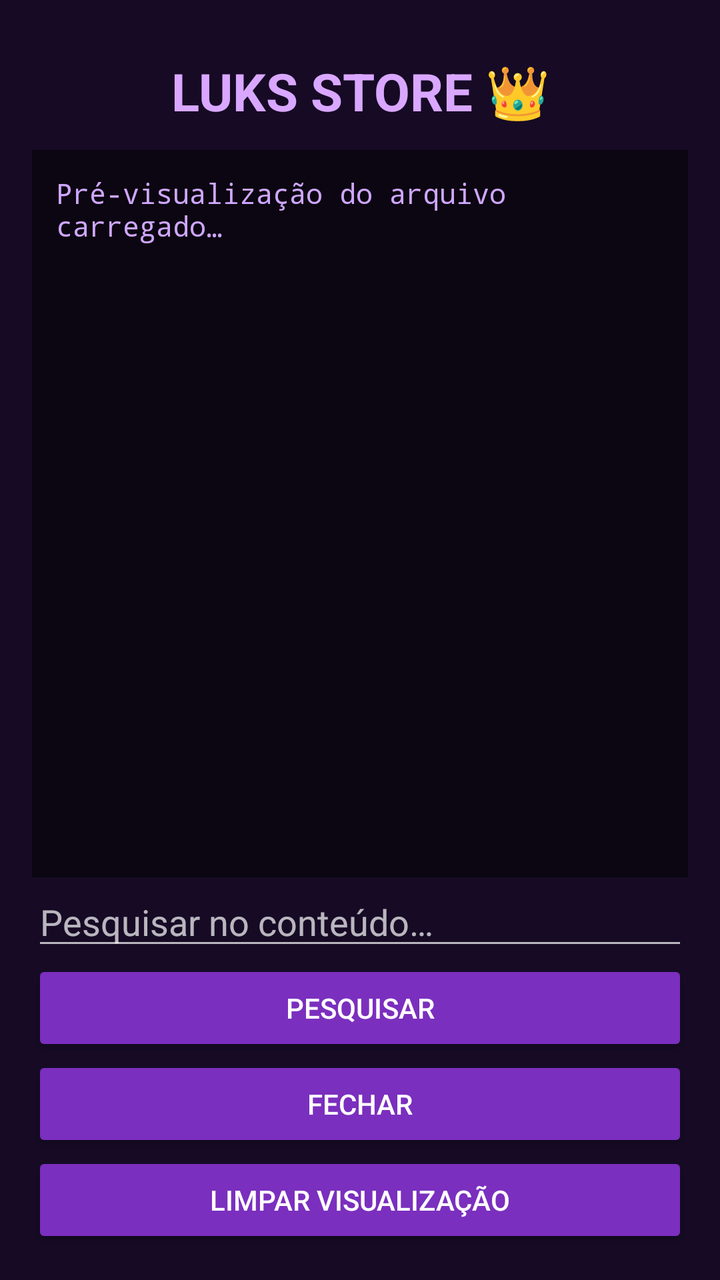
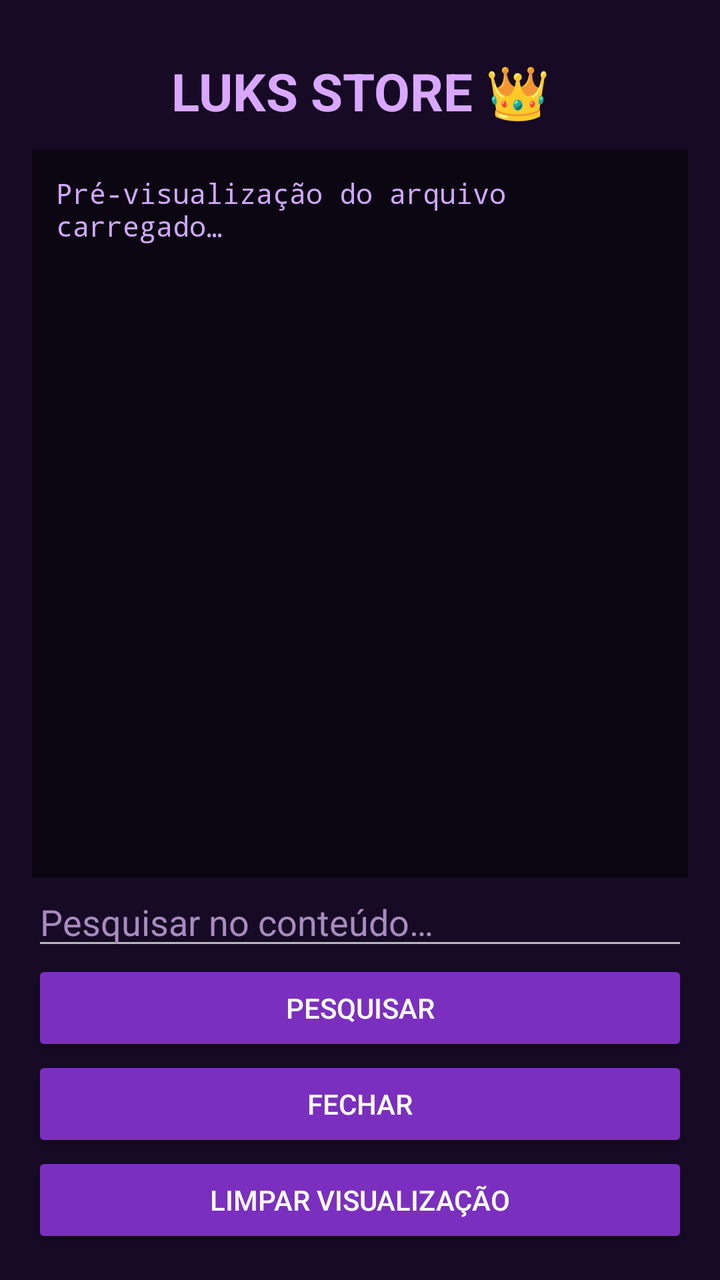

Compare the two renders of this Android layout. The source of the first and the diff that turns it into the second are given below.
<!-- AndroidManifest.xml: application theme Theme.LuksPurple -->
<!-- res/layout/activity_terminal.xml -->
<?xml version="1.0" encoding="utf-8"?>
<LinearLayout xmlns:android="http://schemas.android.com/apk/res/android"
    android:layout_width="match_parent"
    android:layout_height="match_parent"
    android:orientation="vertical"
    android:padding="16dp"
    android:background="#160A25">

    <TextView
        android:layout_width="match_parent"
        android:layout_height="wrap_content"
        android:text="@string/app_title"
        android:textColor="#D9A7FF"
        android:textSize="26sp"
        android:textStyle="bold"
        android:gravity="center"
        android:padding="12dp" />

    <TextView
        android:id="@+id/txtTerminal"
        android:layout_width="match_parent"
        android:layout_height="0dp"
        android:layout_weight="1"
        android:background="#0B0611"
        android:textColor="#CFA6FF"
        android:text="@string/terminal_preview"
        android:textSize="14sp"
        android:padding="12dp"
        android:gravity="top"
        android:fontFamily="monospace" />

    <EditText
        android:id="@+id/edtInput"
        android:layout_width="match_parent"
        android:layout_height="wrap_content"
        android:hint="@string/terminal_hint"
        android:textColor="#FFFFFF"
        android:hintTextColor="#A98BBF"
        android:singleLine="true" />

    <Button
        android:id="@+id/btnEnviar"
        android:layout_width="match_parent"
        android:layout_height="wrap_content"
        android:text="@string/btn_pesquisar"
        android:textColor="#FFFFFF"
        android:backgroundTint="#7B2FBE" />

    <Button
        android:id="@+id/btnParar"
        android:layout_width="match_parent"
        android:layout_height="wrap_content"
        android:text="@string/btn_fechar"
        android:textColor="#FFFFFF"
        android:backgroundTint="#7B2FBE" />

    <Button
        android:id="@+id/btnLimpar"
        android:layout_width="match_parent"
        android:layout_height="wrap_content"
        android:text="@string/btn_limpar"
        android:textColor="#FFFFFF"
        android:backgroundTint="#7B2FBE" />

</LinearLayout>
<!-- resources referenced by this layout -->
<resources>
  <string name="app_title">LUKS STORE 👑</string>
  <string name="btn_fechar">FECHAR</string>
  <string name="btn_limpar">LIMPAR VISUALIZAÇÃO</string>
  <string name="btn_pesquisar">PESQUISAR</string>
  <string name="terminal_hint">Pesquisar no conteúdo…</string>
  <string name="terminal_preview">Pré-visualização do arquivo carregado…</string>
  <style name="Theme.LuksPurple" parent="android:Theme.Material.NoActionBar">
          <item name="android:windowBackground">#160A25</item>
          <item name="android:statusBarColor">#160A25</item>
          <item name="android:navigationBarColor">#160A25</item>
      </style>
</resources>

<!-- the commit's change to res/layout/activity_terminal.xml (unified diff, before → after) -->
@@ -35,7 +35,7 @@
         android:layout_height="wrap_content"
         android:hint="@string/terminal_hint"
         android:textColor="#FFFFFF"
-        android:hintTextColor="#A98BBF"
+        android:textColorHint="#A98BBF"
         android:singleLine="true" />
 
     <Button
